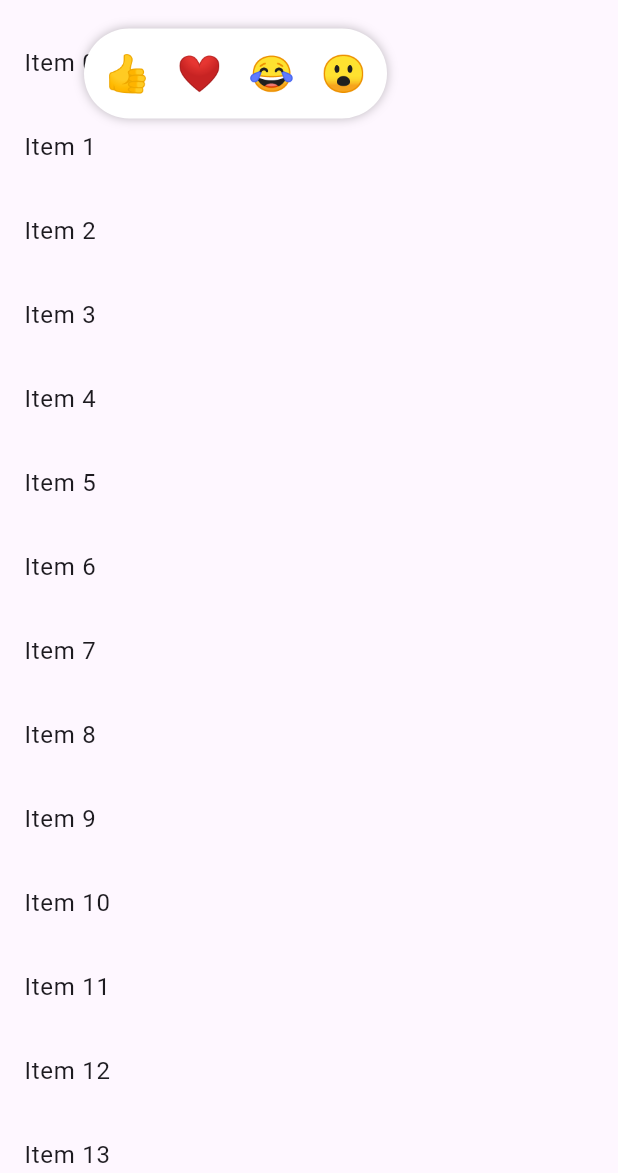
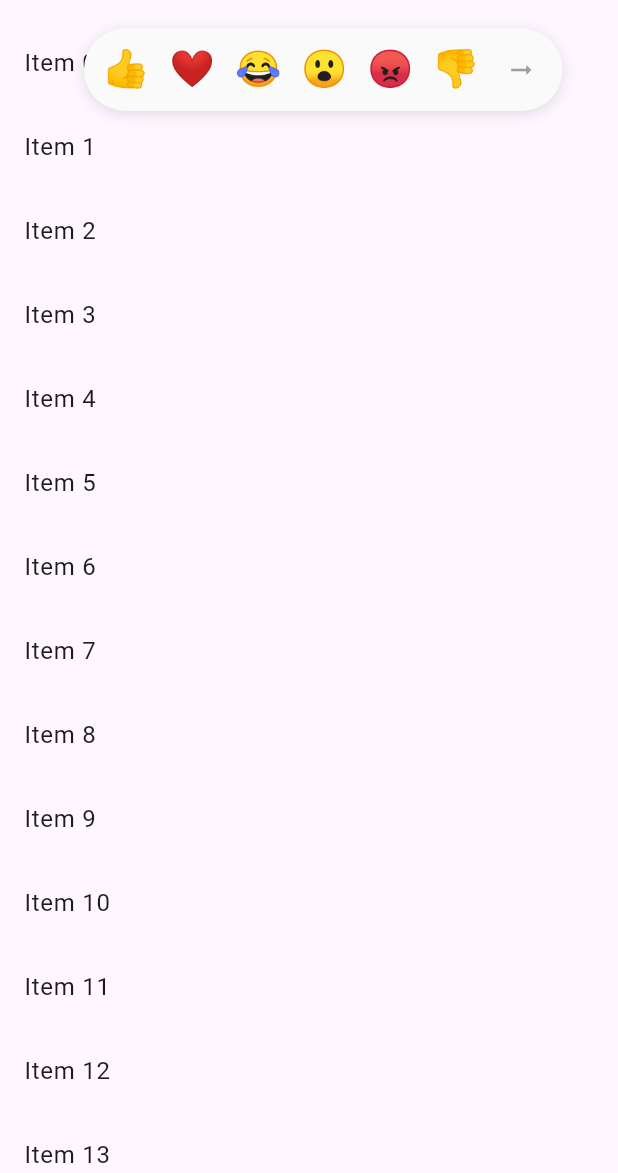
Before and after one commit to Ignaciomanchu1998/reaction_overlay, a Flutter app: the screen it shows after launch, after a tap on an icon or button, on a phone screen of 412 x 824 dp, the part 63-1236 px from its top. Run offline on Flutter 3.47's test engine with Material 3 defaults, Android fonts, the phone set to English and light mode, and no system bars.

Commit message:
Avances y correcciones

```diff
--- a/example/lib/main.dart
+++ b/example/lib/main.dart
@@ -70,6 +70,45 @@ class _Items extends StatelessWidget {
                   );
                 },
               ),
+              IconButton(
+                icon: const Text("😡", style: TextStyle(fontSize: 24)),
+                onPressed: () {
+                  ScaffoldMessenger.of(context).showSnackBar(
+                    const SnackBar(content: Text('You hated this item.')),
+                  );
+                },
+              ),
+              IconButton(
+                icon: const Text("👎", style: TextStyle(fontSize: 24)),
+                onPressed: () {
+                  ScaffoldMessenger.of(context).showSnackBar(
+                    const SnackBar(content: Text('You disliked this item.')),
+                  );
+                },
+              ),
+              IconButton(
+                icon: const Text("😡", style: TextStyle(fontSize: 24)),
+                onPressed: () {
+                  ScaffoldMessenger.of(context).showSnackBar(
+                    const SnackBar(content: Text('You hated this item.')),
+                  );
+                },
+              ),
+              IconButton(
+                icon: const Text("😡", style: TextStyle(fontSize: 24)),
+                onPressed: () {
+                  ScaffoldMessenger.of(context).showSnackBar(
+                    const SnackBar(content: Text('You hated this item.')),
+                  );
+                },
+              ),
+              IconButton(
+                icon: const Text("😡", style: TextStyle(fontSize: 24)),
+                onPressed: () {
+                  ScaffoldMessenger.of(context).showSnackBar(
+                    const SnackBar(content: Text('You hated this item.')),
+                  );
+              })
             ],
           ),
         );
--- a/lib/src/reaction_overlay_widget.dart
+++ b/lib/src/reaction_overlay_widget.dart
@@ -1,5 +1,4 @@
 import 'package:flutter/material.dart';
-
 
 class ReactionOverlayWidget extends StatefulWidget {
   /// Creates a [ReactionOverlayWidget].
@@ -15,6 +14,8 @@ class ReactionOverlayWidget extends StatefulWidget {
     required this.curve,
     required this.padding,
     required this.borderRadius,
+    this.maxVisibleButtons = 6,
+    this.backgroundColor = const Color(0xFFFAFAFA),
   }): assert(buttons.isNotEmpty, 'The button list cannot be empty.');
 
   /// Position where the overlay will be displayed.
@@ -34,6 +35,12 @@ class ReactionOverlayWidget extends StatefulWidget {
 
   // Container of border.
   final BorderRadius borderRadius;
+
+  // Maximum number of visible buttons before showing "more" button
+  final int maxVisibleButtons;
+
+  // Background color of the container
+  final Color backgroundColor;
 
   @override
   State<ReactionOverlayWidget> createState() => _ReactionOverlayWidgetState();
@@ -71,15 +78,26 @@ class _ReactionOverlayWidgetState extends State<ReactionOverlayWidget> with Sing
     double dx = widget.position.dx;
     double dy = widget.position.dy;
 
+    // Calculate total width including visible buttons and more button if needed
+    final buttonWidth = 40.0;
+    final spacing = 4.0;
+    final visibleButtonsCount = widget.buttons.length > widget.maxVisibleButtons  ? widget.maxVisibleButtons + 1 : widget.buttons.length;
+    final totalPadding = widget.padding.left + widget.padding.right;
+    final overlayWidth = (visibleButtonsCount * buttonWidth) + ((visibleButtonsCount - 1) * spacing) + totalPadding;
+
     // Prevent the overlay from overflowing to the right
-    final overlayWidth = widget.buttons.length * 50.0; // Each button is approximately 50px
     if (dx + overlayWidth > screenSize.width) {
-      dx = screenSize.width - overlayWidth - 10;
+      dx = screenSize.width - overlayWidth - 8;
+    }
+
+    // Ensure it doesn't overflow to the left
+    if (dx < 8) {
+      dx = 8;
     }
 
     // Prevent the overlay from overflowing at the bottom
     if (dy > screenSize.height * 0.6) {
-      dy -= 60; // Move it up a bit if it's too low
+      dy -= 60;
     }
 
     setState(() {
@@ -93,7 +111,6 @@ class _ReactionOverlayWidgetState extends State<ReactionOverlayWidget> with Sing
     super.dispose();
   }
 
-  /// Closes the overlay by reversing the animation and calling the [onDismiss] callback.
   void _dismiss() {
     _animationController.reverse().then((_) => widget.onDismiss());
   }
@@ -132,35 +149,83 @@ class _ReactionOverlayWidgetState extends State<ReactionOverlayWidget> with Sing
     );
   }
 
-  /// Builds the container that holds the buttons.
   Widget _buildButtonContainer() {
-    return GestureDetector(
-      onTap: _dismiss,
-      child: Container(
+    List<Widget> visibleButtons = [];
+
+    // Add visible buttons
+    for (int i = 0; i < widget.maxVisibleButtons && i < widget.buttons.length; i++) {
+      if (i > 0) {
+        visibleButtons.add(const SizedBox(width: 4));
+      }
+      visibleButtons.add(_buildReactionButton(widget.buttons[i]));
+    }
+
+    // Add more button if needed
+    if (widget.buttons.length > widget.maxVisibleButtons) {
+      visibleButtons.add(const SizedBox(width: 4));
+      visibleButtons.add(_buildMoreButton());
+    }
+
+    return Container(
       padding: widget.padding,
       decoration: BoxDecoration(
-          color: Colors.white,
+        color: widget.backgroundColor,
         borderRadius: widget.borderRadius,
-          boxShadow: const [BoxShadow(color: Colors.black26, blurRadius: 5)],
+        boxShadow: const [
+          BoxShadow(
+            color: Colors.black12,
+            blurRadius: 8,
+            offset: Offset(0, 2),
+          ),
+        ],
       ),
       child: Row(
         mainAxisSize: MainAxisSize.min,
-          children: widget.buttons.map((button) => _buildIconButton(button)).toList(),
+        children: visibleButtons,
+      ),
+    );
+  }
+
+  Widget _buildReactionButton(IconButton button) {
+    return SizedBox(
+      width: 40,
+      height: 45,
+      child: Material(
+        color: Colors.transparent,
+        child: InkWell(
+          borderRadius: BorderRadius.circular(20),
+          onTap: () {
+            widget.onDismiss();
+            Future.delayed(const Duration(milliseconds: 200), () {
+              button.onPressed?.call();
+            });
+          },
+          child: Padding(
+            padding: const EdgeInsets.symmetric(horizontal: 8, vertical: 5),
+            child: button.icon,
+          ),
         ),
       ),
     );
   }
 
-  /// Builds an individual button with its associated action.
-  Widget _buildIconButton(IconButton button) {
-    return IconButton(
-      icon: button.icon,
-      onPressed: () {
-        widget.onDismiss(); // Close the modal first.
-        Future.delayed(const Duration(milliseconds: 200), () {
-          button.onPressed?.call(); // Execute the action after a delay.
-        });
-      },
+  Widget _buildMoreButton() {
+    return SizedBox(
+      width: 45,
+      height: 45,
+      child: Material(
+        color: Colors.transparent,
+        child: InkWell(
+          borderRadius: BorderRadius.circular(20),
+          customBorder: const CircleBorder(),
+          onTap: () {},
+          child: const Icon(
+            Icons.arrow_right_alt,
+            size: 20,
+            color: Colors.grey,
+          ),
+        ),
+      ),
     );
   }
 }
```
Also changed, not shown: example/pubspec.lock, 126 other files. Lines whose indentation alone changed are shown as unchanged.
